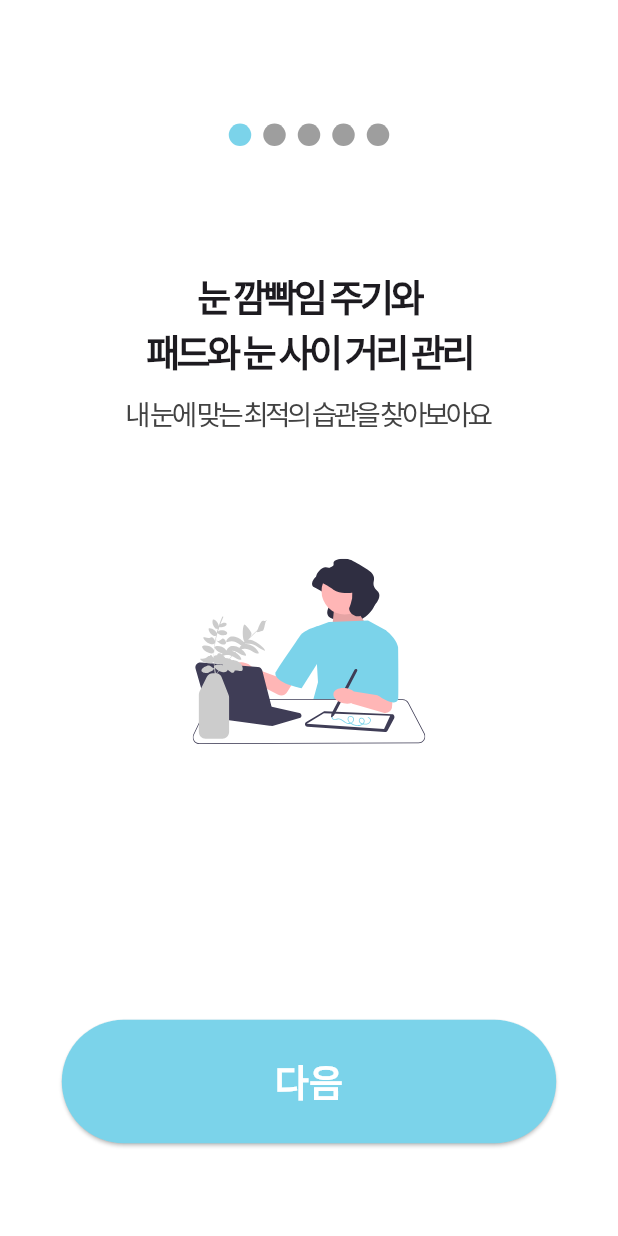
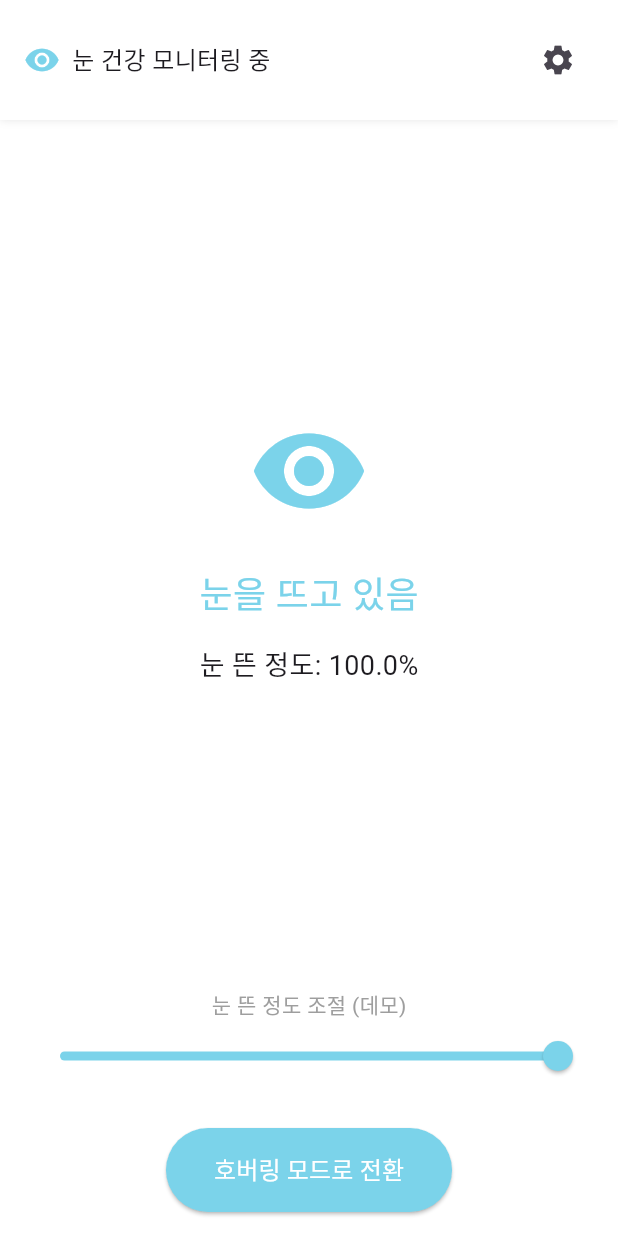
Before and after one commit to hwan809/nunnu-nanna, a Flutter app: the screen it shows after launch, on a phone screen of 412 x 824 dp. Run offline on Flutter 3.47's test engine with Material 3 defaults, Android fonts, the phone set to English and light mode, and no system bars; drawn by our look-alikes of smooth_page_indicator; our stand-ins replace camera, flutter_svg, permission_handler; missing offline and left inert: google_ml_kit; Roboto replaces fonts that are missing (Cafe24OhSquare).

Commit message:
feat: 스터디 모드 화면 구현 - 눈 깜빡임 데모 기능 구현 - ML Kit 서비스 기본 구조 구현 - 권한 처리 유틸 추가 - 호버링 위젯 인터페이스 정의

```diff
--- a/app/lib/main.dart
+++ b/app/lib/main.dart
@@ -1,18 +1,27 @@
 import 'package:flutter/material.dart';
 import 'screens/onboarding/onboarding_screen.dart';
+import 'screens/home/home_screen.dart';
+import 'screens/study_mode/study_mode_screen.dart';
+import 'package:provider/provider.dart';
+import 'providers/eye_tracking_provider.dart';
 
 void main() {
-  runApp(const MyApp());
+  runApp(MaterialApp(
+    home: StudyModeScreen(),
+    debugShowCheckedModeBanner: false,
+  ));
 }
 
 class MyApp extends StatelessWidget {
-  const MyApp({super.key});
-
   @override
   Widget build(BuildContext context) {
-    return const MaterialApp(
-      debugShowCheckedModeBanner: false,
-      home: OnboardingScreen(),
+    return MaterialApp(
+      initialRoute: '/',
+      routes: {
+        '/': (context) => OnboardingScreen(), // 최초 실행 시
+        '/home': (context) => HomeScreen(),
+        '/study': (context) => StudyModeScreen(),
+      },
     );
   }
 }
--- /dev/null
+++ b/app/lib/screens/study_mode/study_mode_screen.dart
@@ -0,0 +1,210 @@
+import 'package:flutter/material.dart';
+import 'dart:async'; // 타이머용
+
+class StudyModeScreen extends StatefulWidget {
+  @override
+  _StudyModeScreenState createState() => _StudyModeScreenState();
+}
+
+class _StudyModeScreenState extends State<StudyModeScreen> {
+  bool _isTracking = false;
+  bool _isBlinking = false;
+  double _eyeOpenness = 1.0;
+  Timer? _blinkTimer;
+
+  @override
+  void initState() {
+    super.initState();
+    _startDemoTracking();
+  }
+
+  void _startDemoTracking() {
+    setState(() => _isTracking = true);
+
+    // 3초마다 눈 깜빡임 시뮬레이션
+    _blinkTimer = Timer.periodic(Duration(seconds: 3), (timer) {
+      setState(() {
+        _isBlinking = true;
+        _eyeOpenness = 0.1;
+      });
+
+      // 0.5초 후 눈 뜨기
+      Future.delayed(Duration(milliseconds: 500), () {
+        if (mounted) {
+          setState(() {
+            _isBlinking = false;
+            _eyeOpenness = 1.0;
+          });
+        }
+      });
+    });
+  }
+
+  @override
+  Widget build(BuildContext context) {
+    return Scaffold(
+      backgroundColor: Colors.white,
+      body: SafeArea(
+        child: Column(
+          children: [
+            // 상단 상태 바
+            _buildStatusBar(),
+
+            // 메인 콘텐츠
+            Expanded(
+              child: _buildMainContent(),
+            ),
+
+            // 데모 컨트롤
+            _buildDemoControls(),
+
+            // 하단 버튼
+            _buildControlButtons(),
+          ],
+        ),
+      ),
+    );
+  }
+
+  Widget _buildStatusBar() {
+    return Container(
+      padding: EdgeInsets.all(16),
+      decoration: BoxDecoration(
+        color: Colors.white,
+        boxShadow: [
+          BoxShadow(
+            color: Colors.black.withOpacity(0.1),
+            blurRadius: 4,
+          ),
+        ],
+      ),
+      child: Row(
+        children: [
+          Icon(
+            _isTracking ? Icons.visibility : Icons.visibility_off,
+            color: _isTracking ? Color(0xFF7BD3EA) : Colors.grey,
+          ),
+          SizedBox(width: 8),
+          Text(
+            _isTracking ? '눈 건강 모니터링 중' : '모니터링 준비 중',
+            style: TextStyle(
+              fontFamily: 'Cafe24OhSquare',
+              fontSize: 16,
+            ),
+          ),
+          Spacer(),
+          IconButton(
+            icon: Icon(Icons.settings),
+            onPressed: () {
+              // 설정 화면으로 이동
+            },
+          ),
+        ],
+      ),
+    );
+  }
+
+  Widget _buildMainContent() {
+    return Center(
+      child: Column(
+        mainAxisAlignment: MainAxisAlignment.center,
+        children: [
+          // 눈 상태 아이콘
+          Icon(
+            _isBlinking ? Icons.remove : Icons.remove_red_eye,
+            size: 80,
+            color: Color(0xFF7BD3EA),
+          ),
+          SizedBox(height: 24),
+          // 상태 텍스트
+          Text(
+            _isBlinking ? '눈 깜빡임 감지!' : '눈을 뜨고 있음',
+            style: TextStyle(
+              fontFamily: 'Cafe24OhSquare',
+              fontSize: 24,
+              color: Color(0xFF7BD3EA),
+            ),
+          ),
+          SizedBox(height: 16),
+          // 눈 뜬 정도
+          Text(
+            '눈 뜬 정도: ${(_eyeOpenness * 100).toStringAsFixed(1)}%',
+            style: TextStyle(
+              fontFamily: 'Cafe24OhSquare',
+              fontSize: 18,
+            ),
+          ),
+        ],
+      ),
+    );
+  }
+
+  Widget _buildDemoControls() {
+    return Padding(
+      padding: EdgeInsets.symmetric(horizontal: 16, vertical: 8),
+      child: Column(
+        children: [
+          // 눈 뜬 정도 조절 슬라이더
+          Text(
+            '눈 뜬 정도 조절 (데모)',
+            style: TextStyle(
+              fontFamily: 'Cafe24OhSquare',
+              fontSize: 14,
+              color: Colors.grey,
+            ),
+          ),
+          Slider(
+            value: _eyeOpenness,
+            onChanged: (value) {
+              setState(() {
+                _eyeOpenness = value;
+                _isBlinking = value < 0.3;
+              });
+            },
+            activeColor: Color(0xFF7BD3EA),
+          ),
+        ],
+      ),
+    );
+  }
+
+  Widget _buildControlButtons() {
+    return Padding(
+      padding: EdgeInsets.all(16),
+      child: Row(
+        mainAxisAlignment: MainAxisAlignment.spaceEvenly,
+        children: [
+          ElevatedButton(
+            onPressed: () {
+              // 호버링 위젯으로 전환
+              ScaffoldMessenger.of(context).showSnackBar(
+                SnackBar(content: Text('호버링 모드 준비 중')),
+              );
+            },
+            style: ElevatedButton.styleFrom(
+              backgroundColor: Color(0xFF7BD3EA),
+              padding: EdgeInsets.symmetric(horizontal: 32, vertical: 16),
+              shape: RoundedRectangleBorder(
+                borderRadius: BorderRadius.circular(30),
+              ),
+            ),
+            child: Text(
+              '호버링 모드로 전환',
+              style: TextStyle(
+                fontFamily: 'Cafe24OhSquare',
+                fontSize: 16,
+                color: Colors.white,
+              ),
+            ),
+          ),
+        ],
+      ),
+    );
+  }
+
+  @override
+  void dispose() {
+    _blinkTimer?.cancel();
+    super.dispose();
+  }
+}
--- /dev/null
+++ b/app/lib/services/background_service.dart
@@ -0,0 +1,17 @@
+class BackgroundService {
+  static Future<void> start() async {
+    // 포그라운드 서비스 시작
+    await FlutterForegroundTask.startService(
+      notificationTitle: '눈 건강 모니터링 중',
+      notificationText: '학습 중 눈 건강을 관리하고 있습니다',
+      callback: startCallback,
+    );
+  }
+
+  // 백그라운드에서 실행될 콜백
+  static void startCallback() {
+    // ML 서비스 실행
+    // 눈 추적 시작
+    // 데이터 수집
+  }
+}
```
Also changed, not shown: app/lib/models/eye_tracking_data.dart (added, +15 -0 lines), app/lib/providers/eye_tracking_provider.dart (added, +33 -0 lines), app/lib/services/ml_service.dart (added, +73 -0 lines), app/lib/utils/permission_handler.dart (added, +8 -0 lines), app/lib/widgets/hovering/hovering_interface.dart (added, +24 -0 lines), app/lib/widgets/hovering/hovering_widget.dart (added, +21 -0 lines), app/lib/widgets/hovering/platform_hovering.dart (added, +10 -0 lines).
